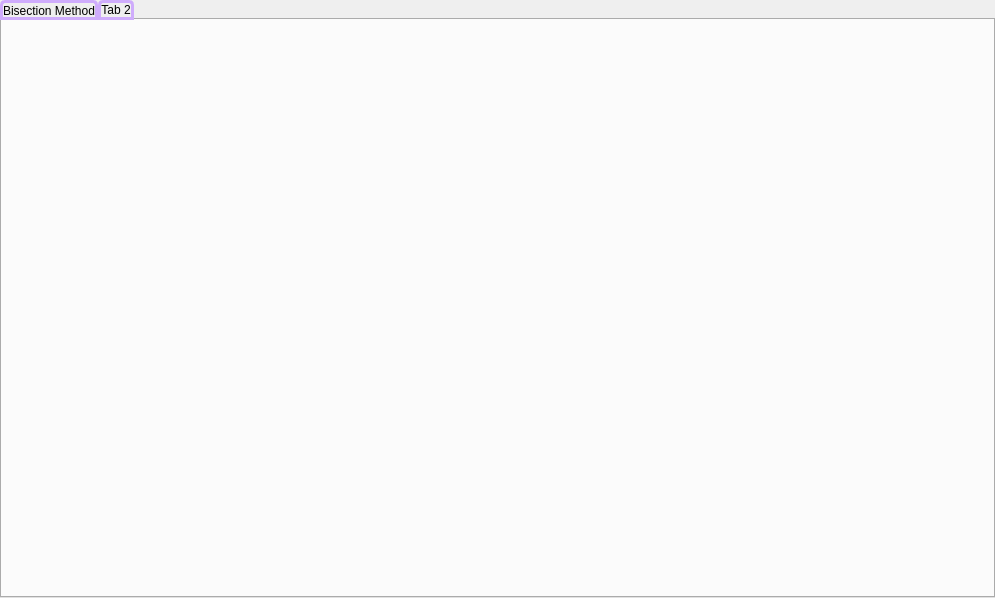
Qt form univariateproblems.ui (kvpz/Interactive-Numerical-Inquiry) before a commit.
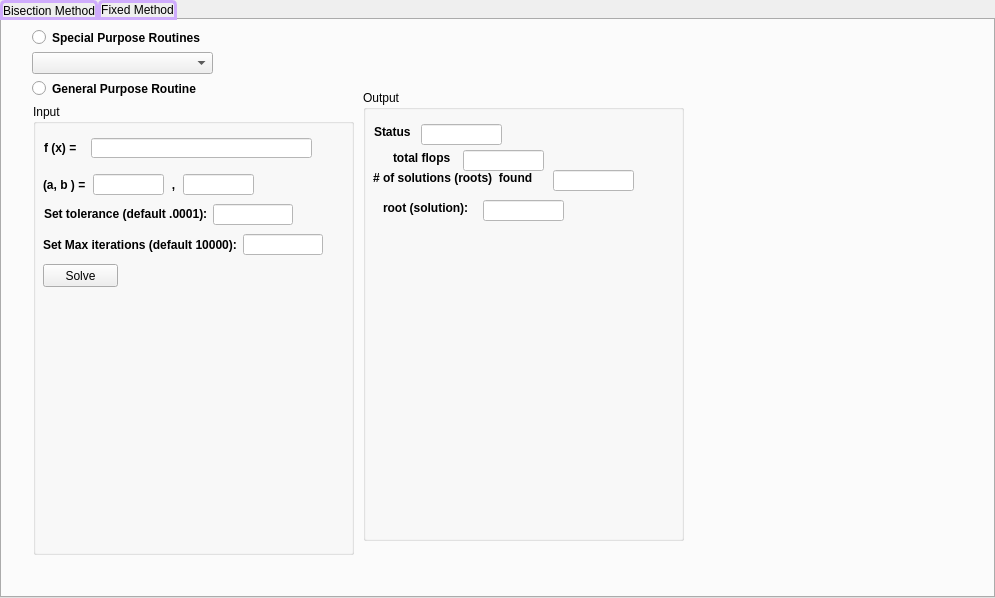
The same form after that commit. The open tabs and pages were chosen to show the change. Custom widgets are drawn as their Qt base class.

Diff of the .ui file:
```diff
--- a/univariateproblems.ui
+++ b/univariateproblems.ui
@@ -728,8 +728,659 @@
     <enum>Qt::TabFocus</enum>
    </property>
    <attribute name="title">
-    <string>Tab 2</string>
+    <string>Fixed Method</string>
    </attribute>
+   <widget class="QGroupBox" name="outputBox_fixed">
+    <property name="geometry">
+     <rect>
+      <x>361</x>
+      <y>70</y>
+      <width>321</width>
+      <height>451</height>
+     </rect>
+    </property>
+    <property name="sizePolicy">
+     <sizepolicy hsizetype="MinimumExpanding" vsizetype="MinimumExpanding">
+      <horstretch>0</horstretch>
+      <verstretch>0</verstretch>
+     </sizepolicy>
+    </property>
+    <property name="minimumSize">
+     <size>
+      <width>321</width>
+      <height>300</height>
+     </size>
+    </property>
+    <property name="maximumSize">
+     <size>
+      <width>400</width>
+      <height>500</height>
+     </size>
+    </property>
+    <property name="title">
+     <string>Output</string>
+    </property>
+    <widget class="QLabel" name="totalSolutions_label_fixed">
+     <property name="geometry">
+      <rect>
+       <x>10</x>
+       <y>80</y>
+       <width>161</width>
+       <height>16</height>
+      </rect>
+     </property>
+     <property name="font">
+      <font>
+       <weight>75</weight>
+       <bold>true</bold>
+      </font>
+     </property>
+     <property name="text">
+      <string># of solutions (roots)  found</string>
+     </property>
+    </widget>
+    <widget class="QLineEdit" name="totalRoots_lineEdit_fixed">
+     <property name="geometry">
+      <rect>
+       <x>190</x>
+       <y>80</y>
+       <width>81</width>
+       <height>21</height>
+      </rect>
+     </property>
+     <property name="minimumSize">
+      <size>
+       <width>20</width>
+       <height>16</height>
+      </size>
+     </property>
+     <property name="maximumSize">
+      <size>
+       <width>81</width>
+       <height>21</height>
+      </size>
+     </property>
+    </widget>
+    <widget class="QLabel" name="status_label_fixed">
+     <property name="geometry">
+      <rect>
+       <x>11</x>
+       <y>34</y>
+       <width>41</width>
+       <height>16</height>
+      </rect>
+     </property>
+     <property name="minimumSize">
+      <size>
+       <width>41</width>
+       <height>16</height>
+      </size>
+     </property>
+     <property name="maximumSize">
+      <size>
+       <width>41</width>
+       <height>16</height>
+      </size>
+     </property>
+     <property name="font">
+      <font>
+       <weight>75</weight>
+       <bold>true</bold>
+      </font>
+     </property>
+     <property name="text">
+      <string>Status</string>
+     </property>
+    </widget>
+    <widget class="QLineEdit" name="status_lineEdit_fixed">
+     <property name="geometry">
+      <rect>
+       <x>58</x>
+       <y>34</y>
+       <width>81</width>
+       <height>21</height>
+      </rect>
+     </property>
+     <property name="sizePolicy">
+      <sizepolicy hsizetype="Expanding" vsizetype="Fixed">
+       <horstretch>0</horstretch>
+       <verstretch>0</verstretch>
+      </sizepolicy>
+     </property>
+     <property name="minimumSize">
+      <size>
+       <width>50</width>
+       <height>16</height>
+      </size>
+     </property>
+     <property name="maximumSize">
+      <size>
+       <width>81</width>
+       <height>21</height>
+      </size>
+     </property>
+     <property name="layoutDirection">
+      <enum>Qt::LeftToRight</enum>
+     </property>
+    </widget>
+    <widget class="QLineEdit" name="flops_lineEdit_fixed">
+     <property name="geometry">
+      <rect>
+       <x>100</x>
+       <y>60</y>
+       <width>81</width>
+       <height>21</height>
+      </rect>
+     </property>
+     <property name="minimumSize">
+      <size>
+       <width>20</width>
+       <height>16</height>
+      </size>
+     </property>
+     <property name="maximumSize">
+      <size>
+       <width>81</width>
+       <height>21</height>
+      </size>
+     </property>
+    </widget>
+    <widget class="QLabel" name="flops_label_fixed">
+     <property name="geometry">
+      <rect>
+       <x>30</x>
+       <y>60</y>
+       <width>61</width>
+       <height>16</height>
+      </rect>
+     </property>
+     <property name="minimumSize">
+      <size>
+       <width>61</width>
+       <height>16</height>
+      </size>
+     </property>
+     <property name="maximumSize">
+      <size>
+       <width>61</width>
+       <height>16</height>
+      </size>
+     </property>
+     <property name="font">
+      <font>
+       <weight>75</weight>
+       <bold>true</bold>
+      </font>
+     </property>
+     <property name="text">
+      <string>total flops</string>
+     </property>
+    </widget>
+    <widget class="QLabel" name="solution_label_fixed">
+     <property name="geometry">
+      <rect>
+       <x>20</x>
+       <y>110</y>
+       <width>91</width>
+       <height>16</height>
+      </rect>
+     </property>
+     <property name="text">
+      <string>&lt;html&gt;&lt;head/&gt;&lt;body&gt;&lt;p&gt;&lt;span style=&quot; font-weight:600;&quot;&gt;root (solution):&lt;/span&gt;&lt;/p&gt;&lt;/body&gt;&lt;/html&gt;</string>
+     </property>
+    </widget>
+    <widget class="QLineEdit" name="solution_lineEdit_fixed">
+     <property name="geometry">
+      <rect>
+       <x>120</x>
+       <y>110</y>
+       <width>81</width>
+       <height>21</height>
+      </rect>
+     </property>
+     <property name="minimumSize">
+      <size>
+       <width>20</width>
+       <height>16</height>
+      </size>
+     </property>
+     <property name="maximumSize">
+      <size>
+       <width>81</width>
+       <height>21</height>
+      </size>
+     </property>
+    </widget>
+   </widget>
+   <widget class="QRadioButton" name="radio_special_fixed">
+    <property name="geometry">
+     <rect>
+      <x>30</x>
+      <y>9</y>
+      <width>171</width>
+      <height>17</height>
+     </rect>
+    </property>
+    <property name="minimumSize">
+     <size>
+      <width>171</width>
+      <height>17</height>
+     </size>
+    </property>
+    <property name="maximumSize">
+     <size>
+      <width>171</width>
+      <height>17</height>
+     </size>
+    </property>
+    <property name="font">
+     <font>
+      <weight>75</weight>
+      <bold>true</bold>
+     </font>
+    </property>
+    <property name="text">
+     <string>Special Purpose Routines</string>
+    </property>
+   </widget>
+   <widget class="QGroupBox" name="inputBox_fixed">
+    <property name="geometry">
+     <rect>
+      <x>31</x>
+      <y>84</y>
+      <width>321</width>
+      <height>451</height>
+     </rect>
+    </property>
+    <property name="minimumSize">
+     <size>
+      <width>321</width>
+      <height>300</height>
+     </size>
+    </property>
+    <property name="maximumSize">
+     <size>
+      <width>400</width>
+      <height>500</height>
+     </size>
+    </property>
+    <property name="title">
+     <string>Input</string>
+    </property>
+    <widget class="QPushButton" name="button_solve_fixed">
+     <property name="geometry">
+      <rect>
+       <x>10</x>
+       <y>160</y>
+       <width>75</width>
+       <height>23</height>
+      </rect>
+     </property>
+     <property name="sizePolicy">
+      <sizepolicy hsizetype="Preferred" vsizetype="Fixed">
+       <horstretch>0</horstretch>
+       <verstretch>0</verstretch>
+      </sizepolicy>
+     </property>
+     <property name="minimumSize">
+      <size>
+       <width>75</width>
+       <height>23</height>
+      </size>
+     </property>
+     <property name="maximumSize">
+      <size>
+       <width>75</width>
+       <height>23</height>
+      </size>
+     </property>
+     <property name="text">
+      <string>Solve</string>
+     </property>
+    </widget>
+    <widget class="QLineEdit" name="iter_lineEdit_fixed">
+     <property name="geometry">
+      <rect>
+       <x>210</x>
+       <y>130</y>
+       <width>80</width>
+       <height>21</height>
+      </rect>
+     </property>
+     <property name="minimumSize">
+      <size>
+       <width>60</width>
+       <height>21</height>
+      </size>
+     </property>
+     <property name="maximumSize">
+      <size>
+       <width>80</width>
+       <height>21</height>
+      </size>
+     </property>
+    </widget>
+    <widget class="QLabel" name="label_iterations_fixed">
+     <property name="geometry">
+      <rect>
+       <x>10</x>
+       <y>130</y>
+       <width>200</width>
+       <height>21</height>
+      </rect>
+     </property>
+     <property name="minimumSize">
+      <size>
+       <width>100</width>
+       <height>21</height>
+      </size>
+     </property>
+     <property name="maximumSize">
+      <size>
+       <width>200</width>
+       <height>21</height>
+      </size>
+     </property>
+     <property name="font">
+      <font>
+       <weight>75</weight>
+       <bold>true</bold>
+      </font>
+     </property>
+     <property name="text">
+      <string>Set Max iterations (default 10000):</string>
+     </property>
+    </widget>
+    <widget class="QLineEdit" name="tol_input_fixed">
+     <property name="geometry">
+      <rect>
+       <x>180</x>
+       <y>100</y>
+       <width>80</width>
+       <height>21</height>
+      </rect>
+     </property>
+     <property name="minimumSize">
+      <size>
+       <width>50</width>
+       <height>21</height>
+      </size>
+     </property>
+     <property name="maximumSize">
+      <size>
+       <width>80</width>
+       <height>21</height>
+      </size>
+     </property>
+    </widget>
+    <widget class="QLabel" name="tolerance_label_fixed">
+     <property name="geometry">
+      <rect>
+       <x>10</x>
+       <y>100</y>
+       <width>171</width>
+       <height>20</height>
+      </rect>
+     </property>
+     <property name="minimumSize">
+      <size>
+       <width>71</width>
+       <height>20</height>
+      </size>
+     </property>
+     <property name="maximumSize">
+      <size>
+       <width>200</width>
+       <height>20</height>
+      </size>
+     </property>
+     <property name="font">
+      <font>
+       <weight>75</weight>
+       <bold>true</bold>
+      </font>
+     </property>
+     <property name="text">
+      <string>Set tolerance (default .0001):</string>
+     </property>
+     <property name="indent">
+      <number>1</number>
+     </property>
+    </widget>
+    <widget class="QLabel" name="a_b_label_fixed">
+     <property name="geometry">
+      <rect>
+       <x>10</x>
+       <y>70</y>
+       <width>48</width>
+       <height>21</height>
+      </rect>
+     </property>
+     <property name="minimumSize">
+      <size>
+       <width>48</width>
+       <height>21</height>
+      </size>
+     </property>
+     <property name="maximumSize">
+      <size>
+       <width>48</width>
+       <height>21</height>
+      </size>
+     </property>
+     <property name="font">
+      <font>
+       <weight>75</weight>
+       <bold>true</bold>
+      </font>
+     </property>
+     <property name="text">
+      <string>(a, b ) =</string>
+     </property>
+    </widget>
+    <widget class="QLineEdit" name="b_input_fixed">
+     <property name="geometry">
+      <rect>
+       <x>150</x>
+       <y>70</y>
+       <width>71</width>
+       <height>21</height>
+      </rect>
+     </property>
+     <property name="minimumSize">
+      <size>
+       <width>50</width>
+       <height>21</height>
+      </size>
+     </property>
+     <property name="maximumSize">
+      <size>
+       <width>71</width>
+       <height>21</height>
+      </size>
+     </property>
+     <property name="alignment">
+      <set>Qt::AlignCenter</set>
+     </property>
+    </widget>
+    <widget class="QLabel" name="ab_comma_fixed">
+     <property name="geometry">
+      <rect>
+       <x>130</x>
+       <y>70</y>
+       <width>21</width>
+       <height>21</height>
+      </rect>
+     </property>
+     <property name="sizePolicy">
+      <sizepolicy hsizetype="Fixed" vsizetype="Fixed">
+       <horstretch>0</horstretch>
+       <verstretch>0</verstretch>
+      </sizepolicy>
+     </property>
+     <property name="minimumSize">
+      <size>
+       <width>21</width>
+       <height>21</height>
+      </size>
+     </property>
+     <property name="maximumSize">
+      <size>
+       <width>21</width>
+       <height>21</height>
+      </size>
+     </property>
+     <property name="font">
+      <font>
+       <weight>75</weight>
+       <bold>true</bold>
+      </font>
+     </property>
+     <property name="styleSheet">
+      <string notr="true">QLabel::ab_comma
+{
+	
+}</string>
+     </property>
+     <property name="text">
+      <string>,</string>
+     </property>
+     <property name="alignment">
+      <set>Qt::AlignCenter</set>
+     </property>
+     <property name="indent">
+      <number>2</number>
+     </property>
+    </widget>
+    <widget class="QLineEdit" name="a_input_fixed">
+     <property name="geometry">
+      <rect>
+       <x>60</x>
+       <y>70</y>
+       <width>71</width>
+       <height>21</height>
+      </rect>
+     </property>
+     <property name="minimumSize">
+      <size>
+       <width>50</width>
+       <height>21</height>
+      </size>
+     </property>
+     <property name="maximumSize">
+      <size>
+       <width>71</width>
+       <height>21</height>
+      </size>
+     </property>
+     <property name="alignment">
+      <set>Qt::AlignCenter</set>
+     </property>
+    </widget>
+    <widget class="QLabel" name="f_x_label_fixed">
+     <property name="geometry">
+      <rect>
+       <x>11</x>
+       <y>34</y>
+       <width>41</width>
+       <height>21</height>
+      </rect>
+     </property>
+     <property name="minimumSize">
+      <size>
+       <width>41</width>
+       <height>21</height>
+      </size>
+     </property>
+     <property name="maximumSize">
+      <size>
+       <width>41</width>
+       <height>21</height>
+      </size>
+     </property>
+     <property name="text">
+      <string>&lt;html&gt;&lt;head/&gt;&lt;body&gt;&lt;p&gt;&lt;span style=&quot; font-size:9pt; font-weight:600; color:#000000;&quot;&gt;f (x) =&lt;/span&gt;&lt;/p&gt;&lt;/body&gt;&lt;/html&gt;</string>
+     </property>
+     <property name="indent">
+      <number>0</number>
+     </property>
+    </widget>
+    <widget class="QLineEdit" name="f_x_input_fixed">
+     <property name="geometry">
+      <rect>
+       <x>58</x>
+       <y>34</y>
+       <width>221</width>
+       <height>20</height>
+      </rect>
+     </property>
+     <property name="minimumSize">
+      <size>
+       <width>221</width>
+       <height>20</height>
+      </size>
+     </property>
+     <property name="maximumSize">
+      <size>
+       <width>221</width>
+       <height>20</height>
+      </size>
+     </property>
+    </widget>
+   </widget>
+   <widget class="QComboBox" name="specialRoutines_cbox_Fixed">
+    <property name="geometry">
+     <rect>
+      <x>30</x>
+      <y>32</y>
+      <width>181</width>
+      <height>22</height>
+     </rect>
+    </property>
+    <property name="minimumSize">
+     <size>
+      <width>181</width>
+      <height>22</height>
+     </size>
+    </property>
+    <property name="maximumSize">
+     <size>
+      <width>250</width>
+      <height>22</height>
+     </size>
+    </property>
+   </widget>
+   <widget class="QRadioButton" name="radio_general_fixed">
+    <property name="geometry">
+     <rect>
+      <x>30</x>
+      <y>60</y>
+      <width>171</width>
+      <height>17</height>
+     </rect>
+    </property>
+    <property name="minimumSize">
+     <size>
+      <width>171</width>
+      <height>17</height>
+     </size>
+    </property>
+    <property name="maximumSize">
+     <size>
+      <width>171</width>
+      <height>17</height>
+     </size>
+    </property>
+    <property name="font">
+     <font>
+      <weight>75</weight>
+      <bold>true</bold>
+     </font>
+    </property>
+    <property name="text">
+     <string>General Purpose Routine</string>
+    </property>
+   </widget>
   </widget>
  </widget>
  <customwidgets>
```
Left out of the diff: 8 changed lines with no effect on the pictures.
